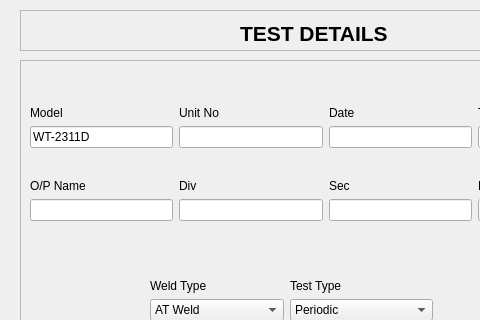
parashyd/AXLE-TESTER, file testdetail0.ui: the form before one commit; both pictures show x 0 to 480 and y 0 to 320 of the 640 by 480 pixel window.
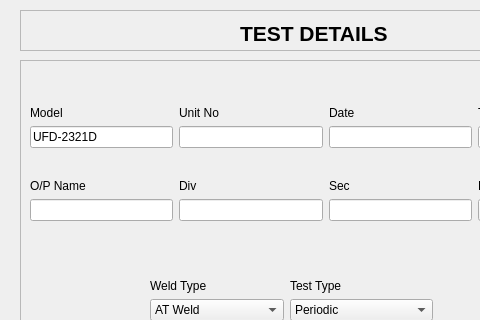
The form after the commit.

The edit to the form file:
```diff
--- a/testdetail0.ui
+++ b/testdetail0.ui
@@ -58,7 +58,7 @@
      <item row="1" column="0">
       <widget class="QLineEdit" name="modelEdit">
        <property name="text">
-        <string>WT-2311D</string>
+        <string>UFD-2321D</string>
        </property>
        <property name="readOnly">
         <bool>true</bool>
```
